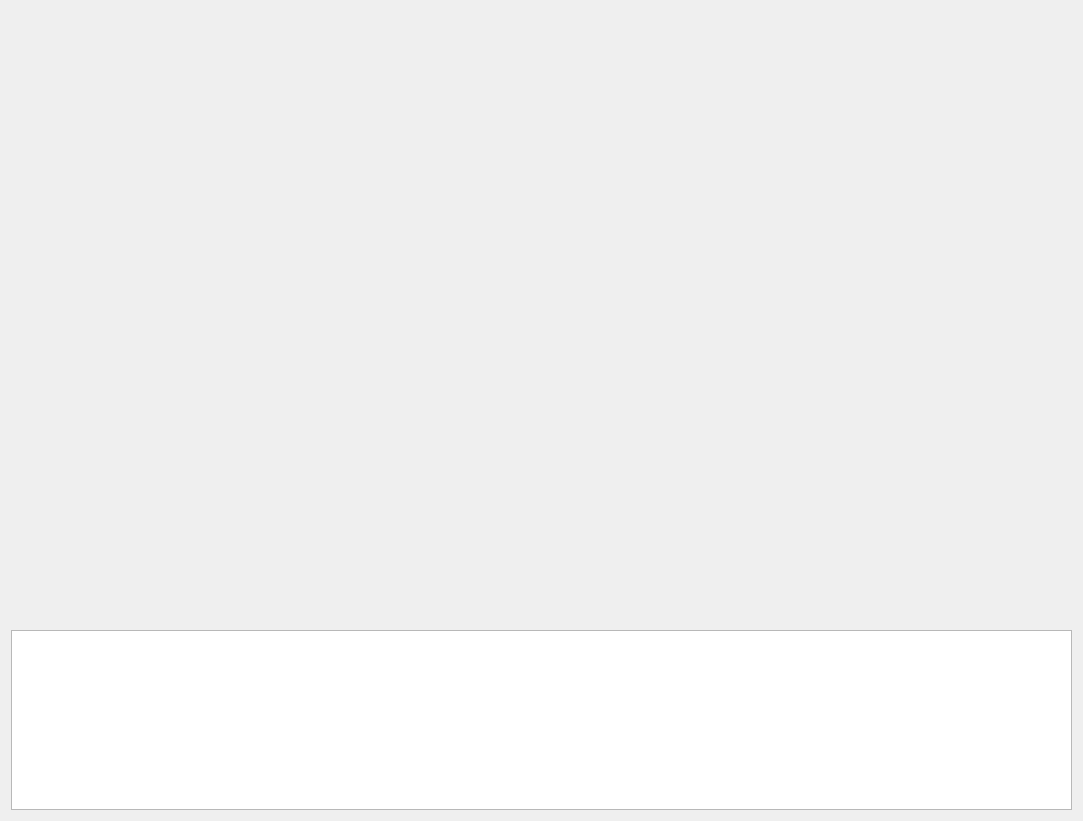
Old version of the form mpro_qc/home/home_mainwid.ui in the repository ChinaClever/MPro-Tools.
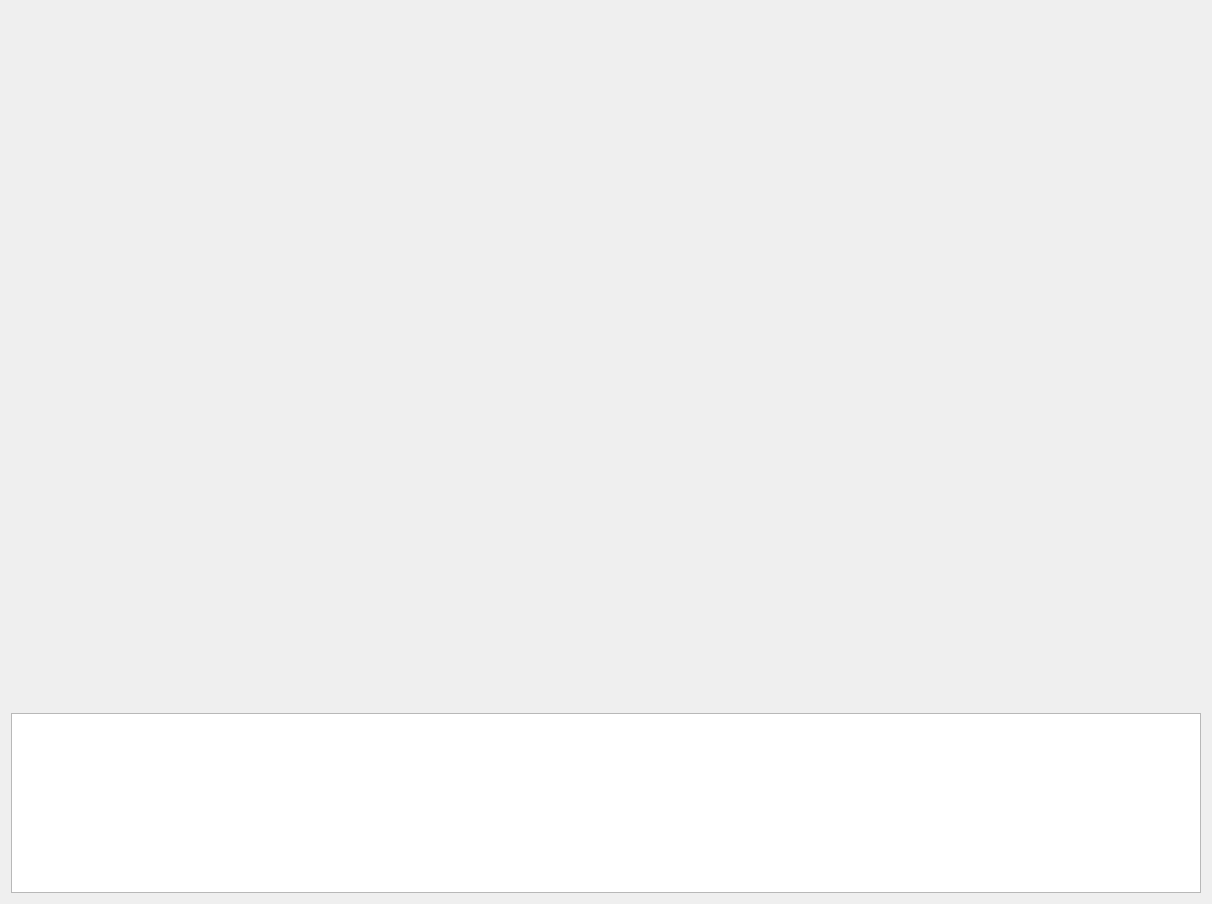
New version of the form.

What changed in the file:
```diff
--- a/mpro_qc/home/home_mainwid.ui
+++ b/mpro_qc/home/home_mainwid.ui
@@ -6,8 +6,8 @@
    <rect>
     <x>0</x>
     <y>0</y>
-    <width>1083</width>
-    <height>821</height>
+    <width>1212</width>
+    <height>904</height>
    </rect>
   </property>
   <property name="font">
```
